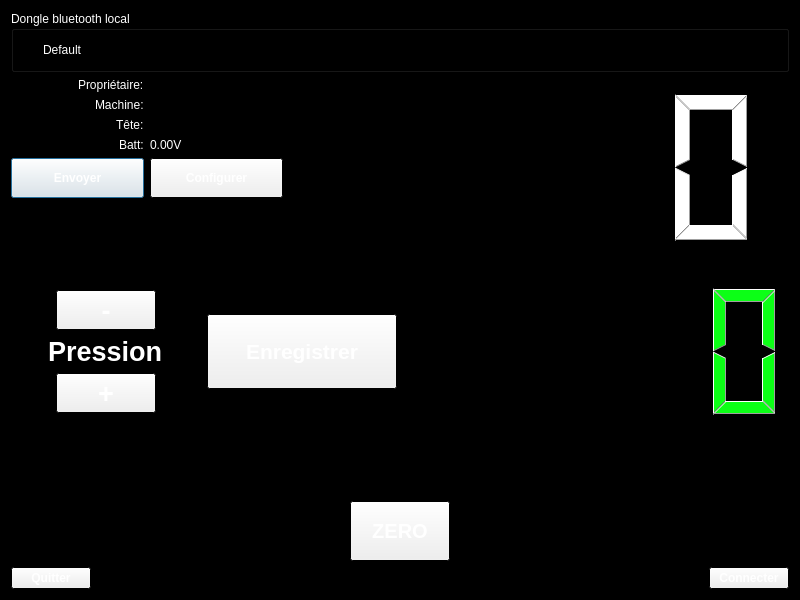
Above: torque.ui from catslab/Torque-Monitor before the change. Below: the same form after it.
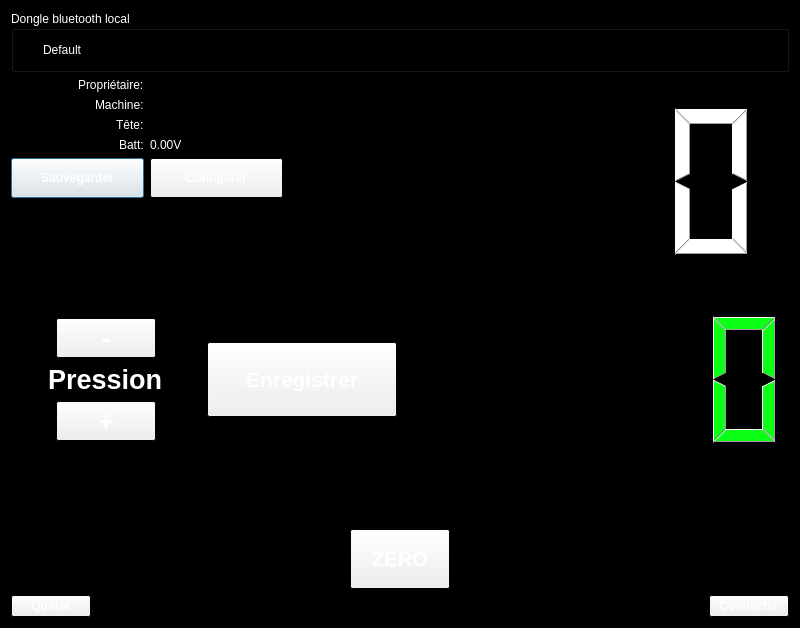
That is the form after the change.

```diff
--- a/torque.ui
+++ b/torque.ui
@@ -7,7 +7,7 @@
     <x>0</x>
     <y>0</y>
     <width>800</width>
-    <height>600</height>
+    <height>628</height>
    </rect>
   </property>
   <property name="palette">
@@ -507,7 +507,7 @@
           </font>
          </property>
          <property name="text">
-          <string>Envoyer</string>
+          <string>Sauvegarder</string>
          </property>
         </widget>
        </item>
```
Left out of the diff: 2 changed lines with no effect on the pictures.
